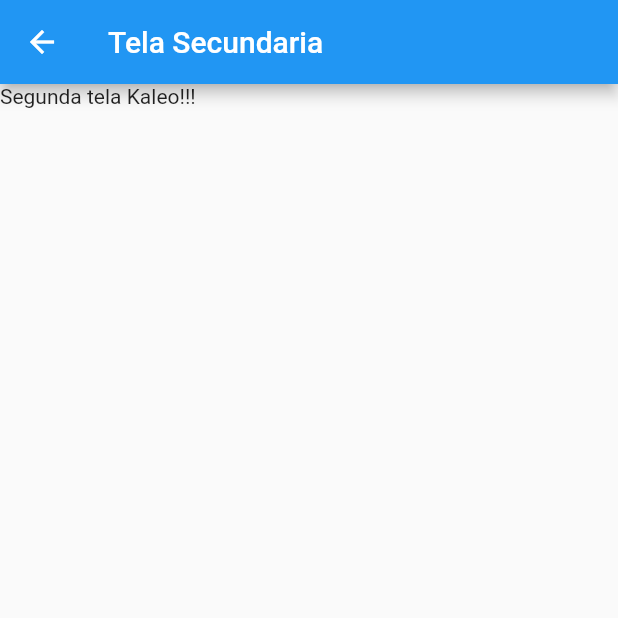
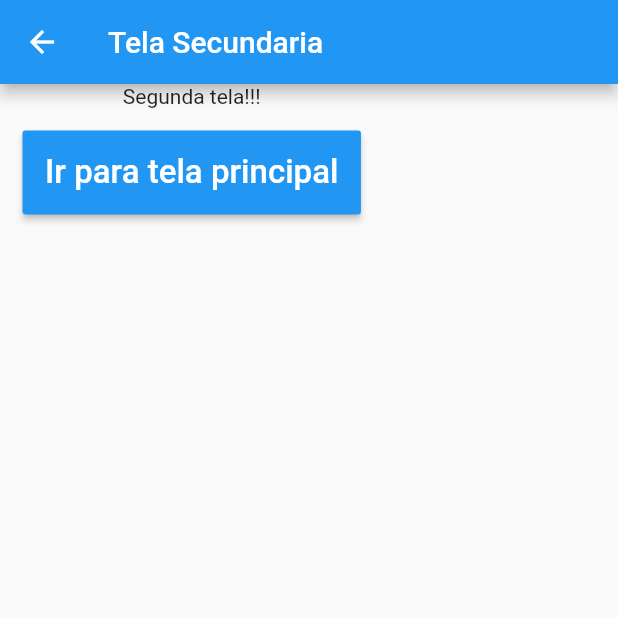
Before and after one commit to Kaleo-Stark/curso_desenvolvimento_Android_e_IOS_com_flutter, a Flutter app: the screen it shows after launch, after a tap on "Ir para tela secundaria passando Kaleo", on a phone screen of 412 x 824 dp, the top half of it. Run offline on Flutter 3.47's test engine with Material 2 defaults, Android fonts, the phone set to English and light mode, and no system bars.

Commit message:
Nomeando rotas e chamando em outras telas.

```diff
--- a/navegacao/lib/main.dart
+++ b/navegacao/lib/main.dart
@@ -1,11 +1,16 @@
 import 'package:flutter/material.dart';
 
 import 'package:navegacao/telaPrincipal.dart'; // Import da tela principal
+import 'package:navegacao/telaSecundaria.dart';
 
 void main(){
   runApp(
     MaterialApp(
       home: TelaPrincipal(),
+      routes: {
+        "/secundaria": (context) => TelaSecundaria()
+      },
+      initialRoute: "/",
     )
   );
 }
--- a/navegacao/lib/telaPrincipal.dart
+++ b/navegacao/lib/telaPrincipal.dart
@@ -1,6 +1,4 @@
 import 'package:flutter/material.dart';
-
-import 'package:navegacao/telaSecundaria.dart';
 
 class TelaPrincipal extends StatefulWidget {
   @override
@@ -23,36 +21,13 @@ class _TelaPrincipalState extends State<TelaPrincipal> {
                 padding: EdgeInsets.all(15),
                 child: RaisedButton(
                   child: Text(
-                    "Ir para tela secundaria passando Vieira",
-                    style: TextStyle(fontSize: 22, color: Colors.white),
-                  ),
-                  padding: EdgeInsets.all(15),
-                  color: Colors.blue,
-                  onPressed: () {
-                    Navigator.push(
-                      context,
-                      MaterialPageRoute(
-                        builder: (context) => TelaSecundaria('Vieira')
-                      )
-                    );
-                  }),
-              ),
-              Padding(
-                padding: EdgeInsets.all(15),
-                child: RaisedButton(
-                  child: Text(
                     "Ir para tela secundaria passando Kaleo",
                     style: TextStyle(fontSize: 22, color: Colors.white),
                   ),
                   padding: EdgeInsets.all(15),
                   color: Colors.blue,
                   onPressed: () {
-                    Navigator.push(
-                      context,
-                      MaterialPageRoute(
-                        builder: (context) => TelaSecundaria('Kaleo')
-                      )
-                    );
+                    Navigator.pushNamed(context, "/secundaria");
                   }),
               ),
             ],
--- a/navegacao/lib/telaSecundaria.dart
+++ b/navegacao/lib/telaSecundaria.dart
@@ -1,11 +1,6 @@
 import 'package:flutter/material.dart';
 
 class TelaSecundaria extends StatefulWidget {
-
-  String valor;
-
-  TelaSecundaria(this.valor);
-
   @override
   _TelaSecundariaState createState() => _TelaSecundariaState();
 }
@@ -19,7 +14,20 @@ class _TelaSecundariaState extends State<TelaSecundaria> {
       ),
       body: Column(
         children: <Widget>[
-          Text("Segunda tela ${this.widget.valor}!!!")
+          Text("Segunda tela!!!"),
+          Padding(
+                padding: EdgeInsets.all(15),
+                child: RaisedButton(
+                  child: Text(
+                    "Ir para tela principal",
+                    style: TextStyle(fontSize: 22, color: Colors.white),
+                  ),
+                  padding: EdgeInsets.all(15),
+                  color: Colors.blue,
+                  onPressed: () {
+                    Navigator.pushNamed(context, "/");
+                  }),
+              ),
         ],
       )
     );
```
